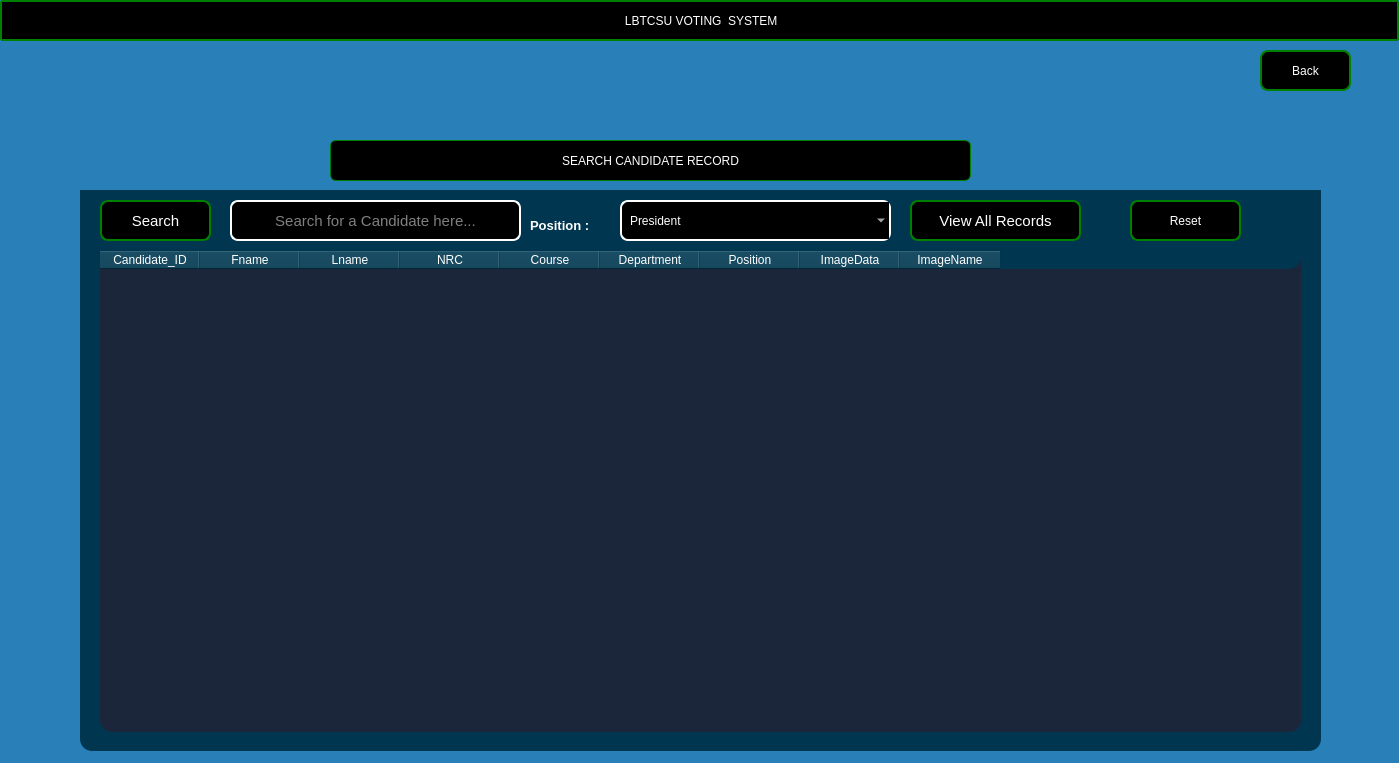
First picture: the form in candidates.ui, repository Rabsoninnora/LBTCSU, before the edit.
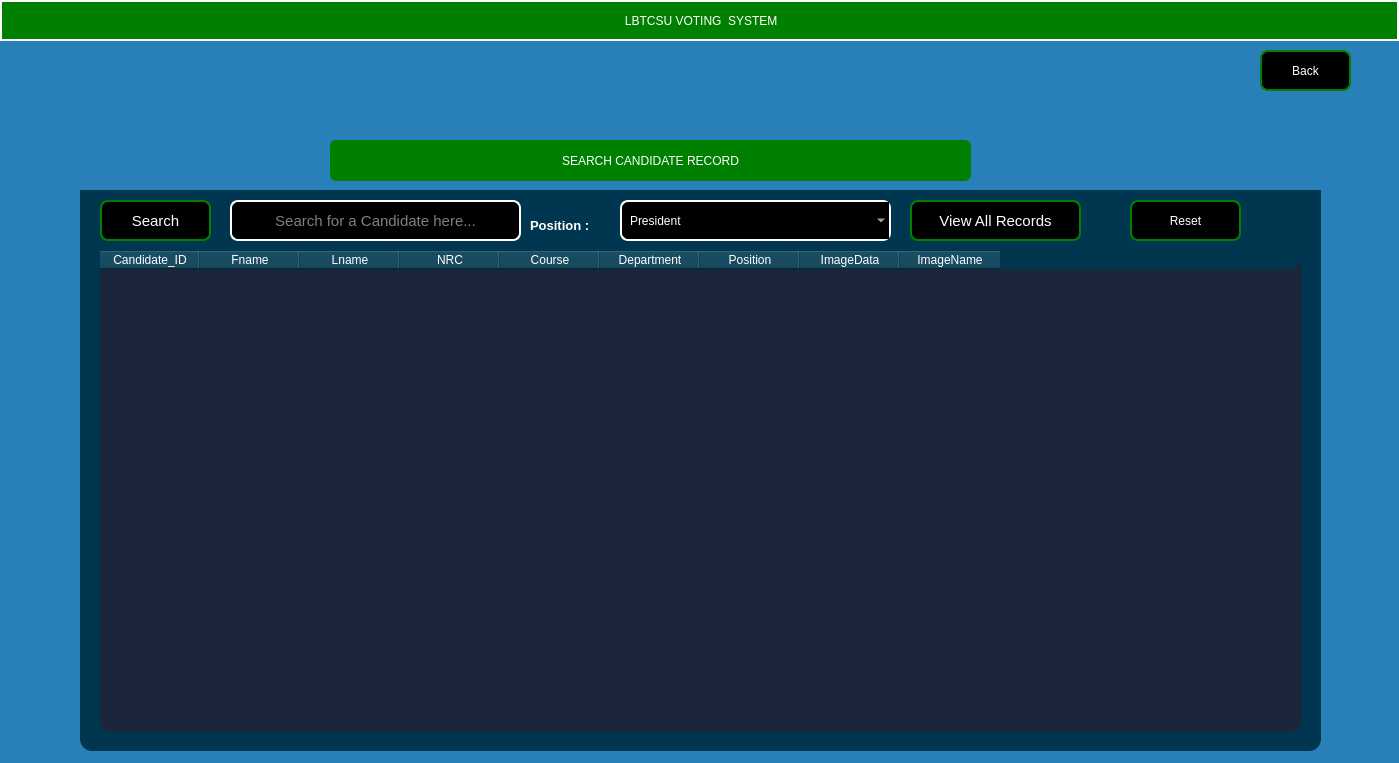
Second picture: the form after the edit. Icons and pictures are not drawn.

What changed in the file:
```diff
--- a/candidates.ui
+++ b/candidates.ui
@@ -352,10 +352,9 @@
     <string notr="true">    
 QPushButton{
                     color: rgb(255, 255, 255);
-                    border:2px solid green;
-                    border-radius: 1px;
+                    border:2px solid white;
                     padding: 0 8px;
-                    background-color: rgb(255, 267, 245);
+                    background-color: green;
                     font: 500 11pt ;
                    
 
@@ -414,7 +413,7 @@
                     border:1px solid green;
                     border-radius: 6px;
                     padding: 0 8px;
-                    background-color: rgb(255, 267, 245);
+                    background-color: green;
                     font: 500 11pt ;
                    
 
```
